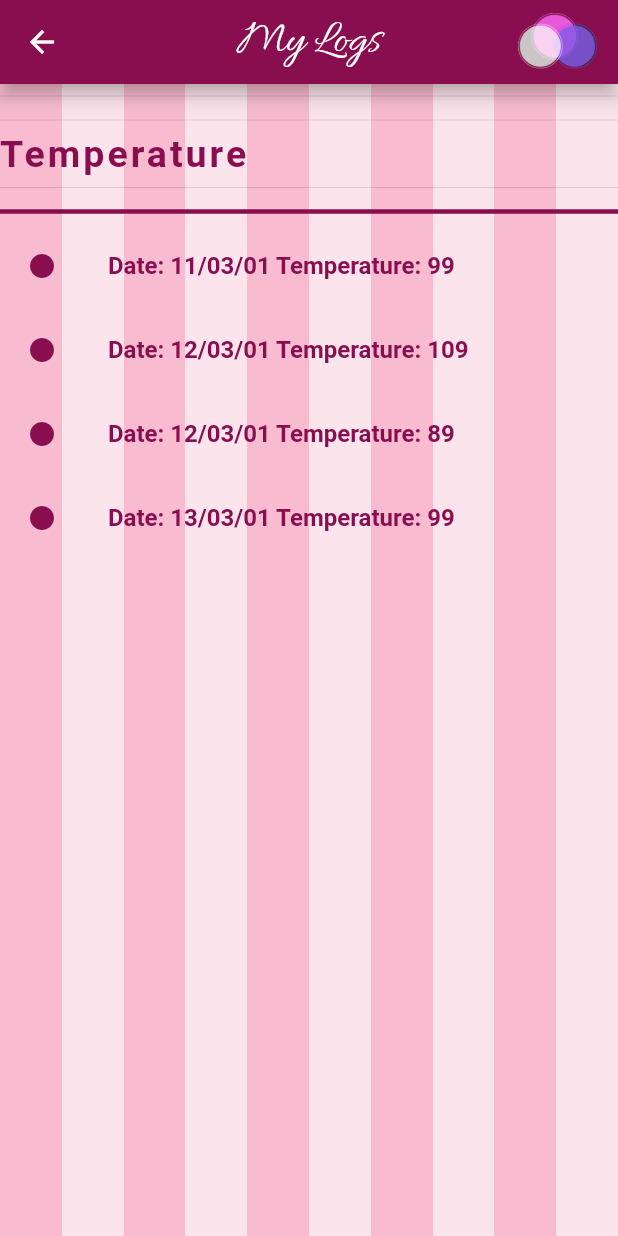
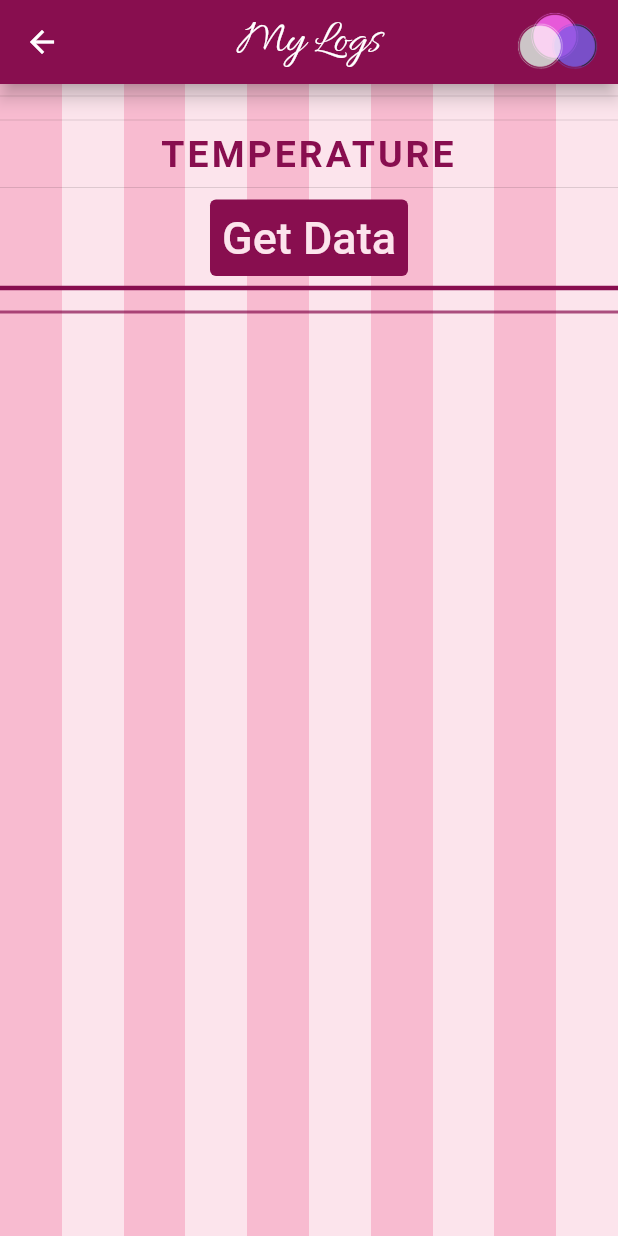
Before and after one commit to poojakaulgud/MyCycles, a Flutter app: the MyInfo screen opened directly, on a phone screen of 412 x 824 dp. Run offline on Flutter 3.47's test engine with Material 2 defaults, Android fonts, the phone set to English and light mode, and no system bars; our stand-ins replace cloud_firestore, firebase_core, flutter_rating_bar, readmore, table_calendar; missing offline and left inert: contactus; accounts and stored records are empty.

Commit message:
fetch data in myinfo

```diff
--- a/lib/logs.dart
+++ b/lib/logs.dart
@@ -7,21 +7,14 @@ import 'package:my_cycles/community.dart';
 import 'package:my_cycles/main.dart';
 import 'myinfo.dart';
 
-
 const magenta = const Color(0x8e3a59);
-void main()async {
+void main() async {
   runApp(
-    MaterialApp(
-      debugShowCheckedModeBanner: false,
-      home: MyCycles()
-
-    ),
+    MaterialApp(debugShowCheckedModeBanner: false, home: MyCycles()),
   );
 }
 
 class Logs extends StatefulWidget {
-
-
   @override
   _LogsState createState() => _LogsState();
 }
@@ -32,12 +25,10 @@ class _LogsState extends State<Logs> {
   @override
   void initState() {
     super.initState();
-
   }
 
   @override
   Widget build(BuildContext context) {
-
     return Scaffold(
       appBar: AppBar(
         actions: [
@@ -107,87 +98,110 @@ class _LogsState extends State<Logs> {
                 Colors.pink[50],
                 Colors.pink[50],
               ],
-
               tileMode: TileMode.repeated,
             ),
           ),
           child: new Column(
               crossAxisAlignment: CrossAxisAlignment.start,
               children: [
-                    Image(image: AssetImage('assets/logimg.jpg'),fit: BoxFit.cover),
+                Image(
+                    image: AssetImage('assets/logimg.jpg'), fit: BoxFit.cover),
                 Divider(),
-                    Text("My Records: ", style: TextStyle(color: Colors.pink[900],fontSize: 30, fontWeight: FontWeight.bold,letterSpacing: 2,),
+                Text("My Records: ",
+                    style: TextStyle(
+                      color: Colors.pink[900],
+                      fontSize: 30,
+                      fontWeight: FontWeight.bold,
+                      letterSpacing: 2,
+                    ),
                     textAlign: TextAlign.center),
                 Divider(),
                 Material(
                   child: ListTile(
                       tileColor: Colors.pink[900].withOpacity(0.7),
-                        title: Text("Temperature Records", style: TextStyle(color: Colors.white, fontWeight: FontWeight.bold, letterSpacing: 3)),
-            trailing: IconButton(icon: Icon(Icons.navigate_next),
-            onPressed: ()=>Navigator.push(
+                      title: Text("Temperature Records",
+                          style: TextStyle(
+                              color: Colors.white,
+                              fontWeight: FontWeight.bold,
+                              letterSpacing: 3)),
+                      trailing: IconButton(
+                        icon: Icon(Icons.navigate_next),
+                        onPressed: () => Navigator.push(
                             context,
                             MaterialPageRoute(
-      builder: (context) => MyInfo(text: 'Temperature',),
+                              builder: (context) => MyInfo(
+                                text: 'temperature',
+                              ),
                             )),
-    )
-
-                      ),
+                      )),
                 ),
                 Divider(),
                 Material(
                   child: ListTile(
                       tileColor: Colors.pink[900].withOpacity(0.7),
-                        title: Text("Mood Records" ,style: TextStyle(color: Colors.white, fontWeight: FontWeight.bold, letterSpacing: 3),),
-            trailing: IconButton(icon: Icon(Icons.navigate_next),
-            onPressed: ()=>Navigator.push(
+                      title: Text(
+                        "Mood Records",
+                        style: TextStyle(
+                            color: Colors.white,
+                            fontWeight: FontWeight.bold,
+                            letterSpacing: 3),
+                      ),
+                      trailing: IconButton(
+                        icon: Icon(Icons.navigate_next),
+                        onPressed: () => Navigator.push(
                             context,
                             MaterialPageRoute(
-      builder: (context) => MyInfo(text: 'Mood',),
-    )),)
-
+                              builder: (context) => MyInfo(
+                                text: 'mood',
                               ),
+                            )),
+                      )),
                 ),
                 Divider(),
                 Material(
                   child: ListTile(
                       tileColor: Colors.pink[900].withOpacity(0.7),
-                        title: Text("Weight Records", style: TextStyle(color: Colors.white, fontWeight: FontWeight.bold, letterSpacing: 3)),
-            trailing: IconButton(icon: Icon(Icons.navigate_next),
-            onPressed: ()=>Navigator.push(
+                      title: Text("Weight Records",
+                          style: TextStyle(
+                              color: Colors.white,
+                              fontWeight: FontWeight.bold,
+                              letterSpacing: 3)),
+                      trailing: IconButton(
+                        icon: Icon(Icons.navigate_next),
+                        onPressed: () => Navigator.push(
                             context,
                             MaterialPageRoute(
-      builder: (context) => MyInfo(text: 'Weight',),
-    )),)
-
+                              builder: (context) => MyInfo(
+                                text: 'weight',
                               ),
+                            )),
+                      )),
                 ),
                 Divider(),
                 Material(
                   child: ListTile(
                       tileColor: Colors.pink[900].withOpacity(0.7),
-                        title: Text("Medicine Records", style: TextStyle(color: Colors.white, fontWeight: FontWeight.bold, letterSpacing: 3)),
-            trailing: IconButton(icon: Icon(Icons.navigate_next),
-            onPressed: ()=>Navigator.push(
+                      title: Text("Medicine Records",
+                          style: TextStyle(
+                              color: Colors.white,
+                              fontWeight: FontWeight.bold,
+                              letterSpacing: 3)),
+                      trailing: IconButton(
+                        icon: Icon(Icons.navigate_next),
+                        onPressed: () => Navigator.push(
                             context,
                             MaterialPageRoute(
-      builder: (context) => MyInfo(text: 'Medicine',),
-    )),)
-
+                              builder: (context) => MyInfo(
+                                text: 'medicine',
                               ),
+                            )),
+                      )),
                 )
-              ]
-
-
+              ]),
         ),
-
-
-        ),),
-
+      ),
     );
 
     // This trailing comma makes auto-formatting nicer for build methods.
-
   }
-
-
 }
--- a/lib/main.dart
+++ b/lib/main.dart
@@ -7,6 +7,7 @@ import 'package:my_cycles/feedback.dart';
 import 'package:my_cycles/community.dart';
 import 'package:my_cycles/healthtips.dart';
 import 'package:my_cycles/logs.dart';
+import 'package:intl/intl.dart';
 import 'package:table_calendar/table_calendar.dart';
 import 'package:cloud_firestore/cloud_firestore.dart';
 import 'package:firebase_core/firebase_core.dart';
@@ -32,6 +33,7 @@ class MyCycles extends StatefulWidget {
 
 class _MyCycleState extends State<MyCycles> {
   CalendarController _controller;
+  DateFormat formatter = DateFormat('yyyy-MM-dd');
   TextEditingController _textFieldController = TextEditingController();
   final List<Widget> _children = [Community(), MyCycles(), AboutUs()];
   bool _initialized = false;
@@ -538,9 +540,10 @@ class _MyCycleState extends State<MyCycles> {
                 child: Text('SUBMIT', style: TextStyle(color: Colors.pink[50])),
                 onPressed: () {
                   DateTime now = new DateTime.now();
+                  String dateValue = formatter.format(now);
                   fsi.collection(collection_name).add({
                     "Value": valueText,
-                    "Date": now,
+                    "Date": dateValue,
                   }).then((value) {
                     print(value.id);
                   }).catchError((error) => print("Failed to add data: $error"));
--- a/lib/myinfo.dart
+++ b/lib/myinfo.dart
@@ -1,12 +1,30 @@
 // @dart=2.9
 import 'package:flutter/material.dart';
+import 'package:my_cycles/main.dart';
 import 'package:flutter/cupertino.dart';
 import 'package:flutter/rendering.dart';
+import 'dart:convert';
+import 'package:intl/intl.dart';
+
+// void main() async {
+//   runApp(
+//     MaterialApp(debugShowCheckedModeBanner: false, home: MyCycles()),
+//   );
+// }
+
+var valueArray = [];
+var dateArray = [];
+Map<String, dynamic> map;
+String value;
+String date;
 
 // ignore: must_be_immutable
 class MyInfo extends StatelessWidget {
   String text;
   MyInfo({Key key, @required this.text}) : super(key: key);
+  // _getData(String text) async{
+  //   return {}
+  // }
 
   @override
   Widget build(BuildContext context) {
@@ -80,43 +98,91 @@ class MyInfo extends StatelessWidget {
                 Colors.pink[50],
                 Colors.pink[50],
               ],
-
               tileMode: TileMode.repeated,
             ),
           ),
-            child: new Column(
-              crossAxisAlignment: CrossAxisAlignment.start,
+          child: Column(
+            crossAxisAlignment: CrossAxisAlignment.center,
             children: <Widget>[
               Divider(),
               Divider(),
-                Text(text, style: TextStyle(color: Colors.pink[900], fontWeight: FontWeight.bold, letterSpacing: 2,fontSize: 25),textAlign: TextAlign.center,),
+              Text(
+                text.toUpperCase(),
+                style: TextStyle(
+                    color: Colors.pink[900],
+                    fontWeight: FontWeight.bold,
+                    letterSpacing: 2,
+                    fontSize: 25),
+                textAlign: TextAlign.center,
+              ),
               Divider(),
-                Divider(thickness: 3,color: Colors.pink[900],),
-        new ListTile(
-          leading: Icon(Icons.fiber_manual_record, color: Colors.pink[900],),
-          title: new Text('Date: 11/03/01 Temperature: 99', style: TextStyle(color: Colors.pink[900],fontWeight: FontWeight.w600)),
+              TextButton(
+                  style: ButtonStyle(
+                      backgroundColor:
+                          MaterialStateProperty.all<Color>(Colors.pink[900])),
+                  onPressed: () {
+                    fsi.collection(text).get().then((querySnapshot) {
+                      querySnapshot.docs.forEach((result) {
+                        print(result.data());
+                        map = result.data();
+                        value = map['Value'];
+                        valueArray.add(value);
+                        print(valueArray);
+                        date = map['Date'];
+                        dateArray.add(date);
+                        print(dateArray);
+                      });
+                    });
+                  },
+                  child: Text('Get Data',
+                      style: TextStyle(color: Colors.pink[50], fontSize: 30))),
+              Divider(
+                thickness: 3,
+                color: Colors.pink[900],
               ),
-        new ListTile(
-          leading: Icon(Icons.fiber_manual_record, color: Colors.pink[900],),
-          title: new Text('Date: 12/03/01 Temperature: 109', style: TextStyle(color: Colors.pink[900],fontWeight: FontWeight.w600)),
+              ListUI(),
+            ],
           ),
+        ),
+      ),
+    );
+  }
+}
 
-        new ListTile(
-          leading: Icon(Icons.fiber_manual_record, color: Colors.pink[900],),
-          title: new Text('Date: 12/03/01 Temperature: 89', style: TextStyle(color: Colors.pink[900],fontWeight: FontWeight.w600)),
+class ListUI extends StatefulWidget {
+  @override
+  _ListUIState createState() => _ListUIState();
+}
+
+class _ListUIState extends State<ListUI> {
+  @override
+  Widget build(BuildContext context) {
+    return Column(
+      mainAxisAlignment: MainAxisAlignment.center,
+      children: <Widget>[
+        for (var i = 0; i < valueArray.length; i++)
+          ListTile(
+            leading: Icon(
+              Icons.fiber_manual_record,
+              color: Colors.pink[900],
             ),
-        new ListTile(
-          leading: Icon(Icons.fiber_manual_record, color: Colors.pink[900],),
-          title: new Text('Date: 13/03/01 Temperature: 99', style: TextStyle(color: Colors.pink[900],fontWeight: FontWeight.w600)),
+            title: new Text(' Date: ' + dateArray[i],
+                style: TextStyle(
+                    color: Colors.pink[900],
+                    fontWeight: FontWeight.w600,
+                    fontSize: 30)),
+            subtitle: new Text(' Record: ' + valueArray[i] + ' ',
+                style: TextStyle(
+                    color: Colors.pink[100],
+                    backgroundColor: Colors.pink[900],
+                    fontWeight: FontWeight.w600,
+                    fontSize: 35)),
+          ),
+        Divider(
+          thickness: 2,
+          color: Colors.pink[900].withOpacity(0.7),
         ),
       ],
-
-
-            ),
-
-
-        ),),
     );
-
   }
 }
```
Lines whose indentation alone changed are shown as unchanged.
